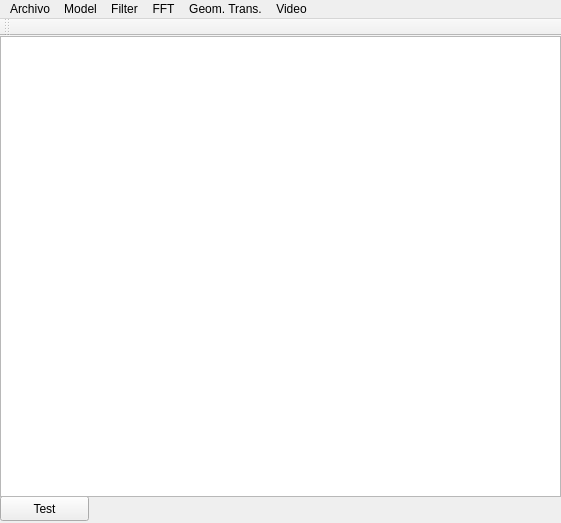
Old version of the form photoeditor.ui in the repository Suryavf/PhotoEditor.
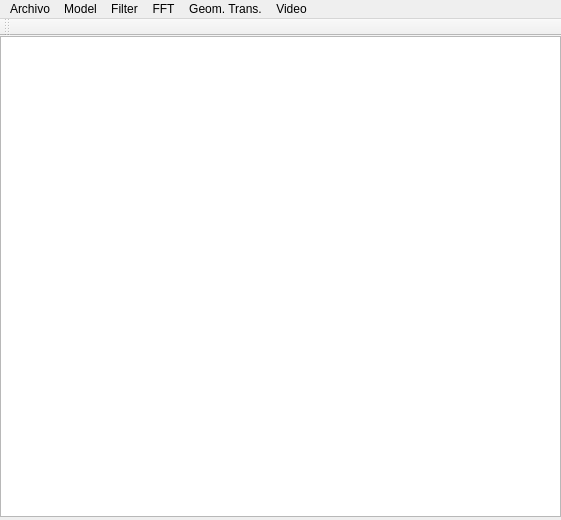
New version of the form.

```diff
--- a/photoeditor.ui
+++ b/photoeditor.ui
@@ -7,33 +7,20 @@
     <x>0</x>
     <y>0</y>
     <width>561</width>
-    <height>523</height>
+    <height>520</height>
    </rect>
   </property>
   <property name="windowTitle">
    <string>PhotoEditor</string>
   </property>
   <widget class="QWidget" name="centralWidget">
-   <widget class="QPushButton" name="pushButton">
-    <property name="geometry">
-     <rect>
-      <x>0</x>
-      <y>460</y>
-      <width>89</width>
-      <height>25</height>
-     </rect>
-    </property>
-    <property name="text">
-     <string>Test</string>
-    </property>
-   </widget>
    <widget class="QGraphicsView" name="original">
     <property name="geometry">
      <rect>
       <x>0</x>
       <y>0</y>
       <width>561</width>
-      <height>461</height>
+      <height>481</height>
      </rect>
     </property>
    </widget>
```
